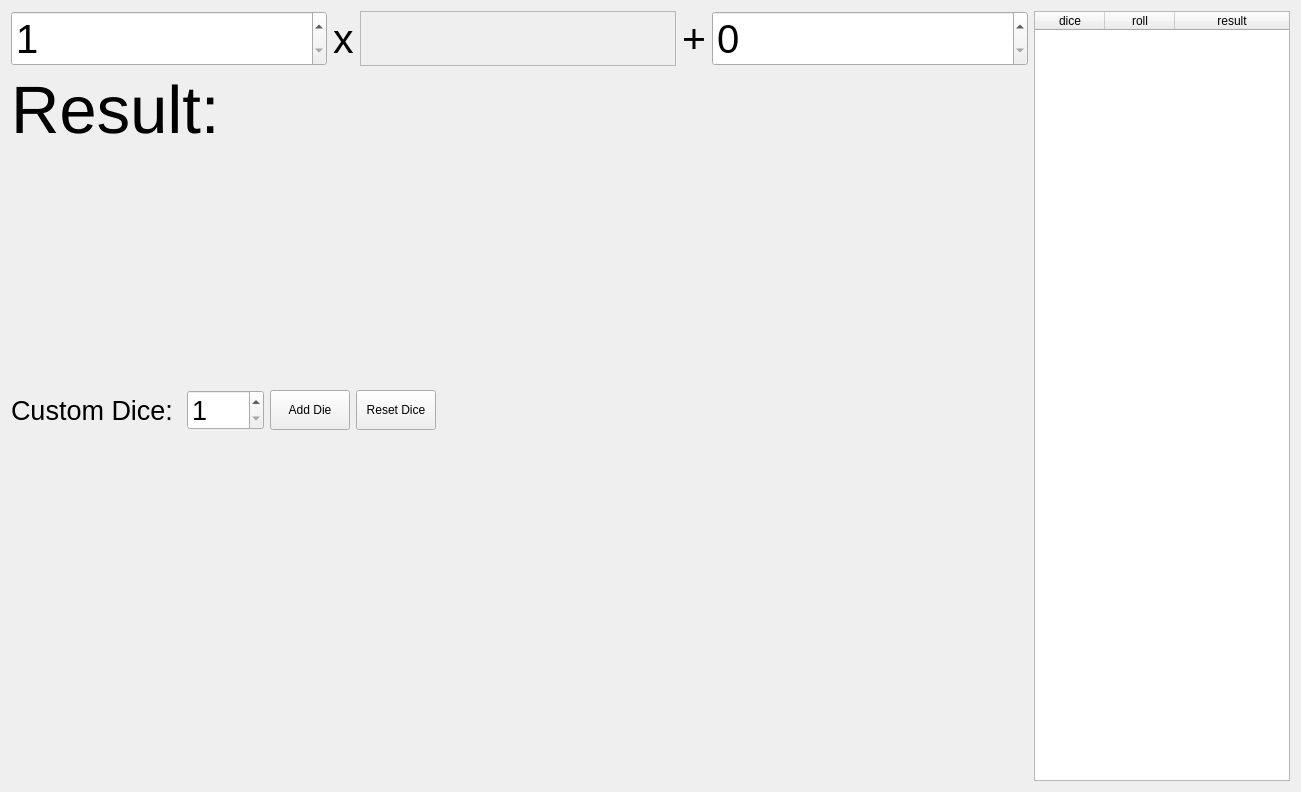
Qt form tools/dicetool.ui (PhilInTheGaps/GM-Companion) before a commit.
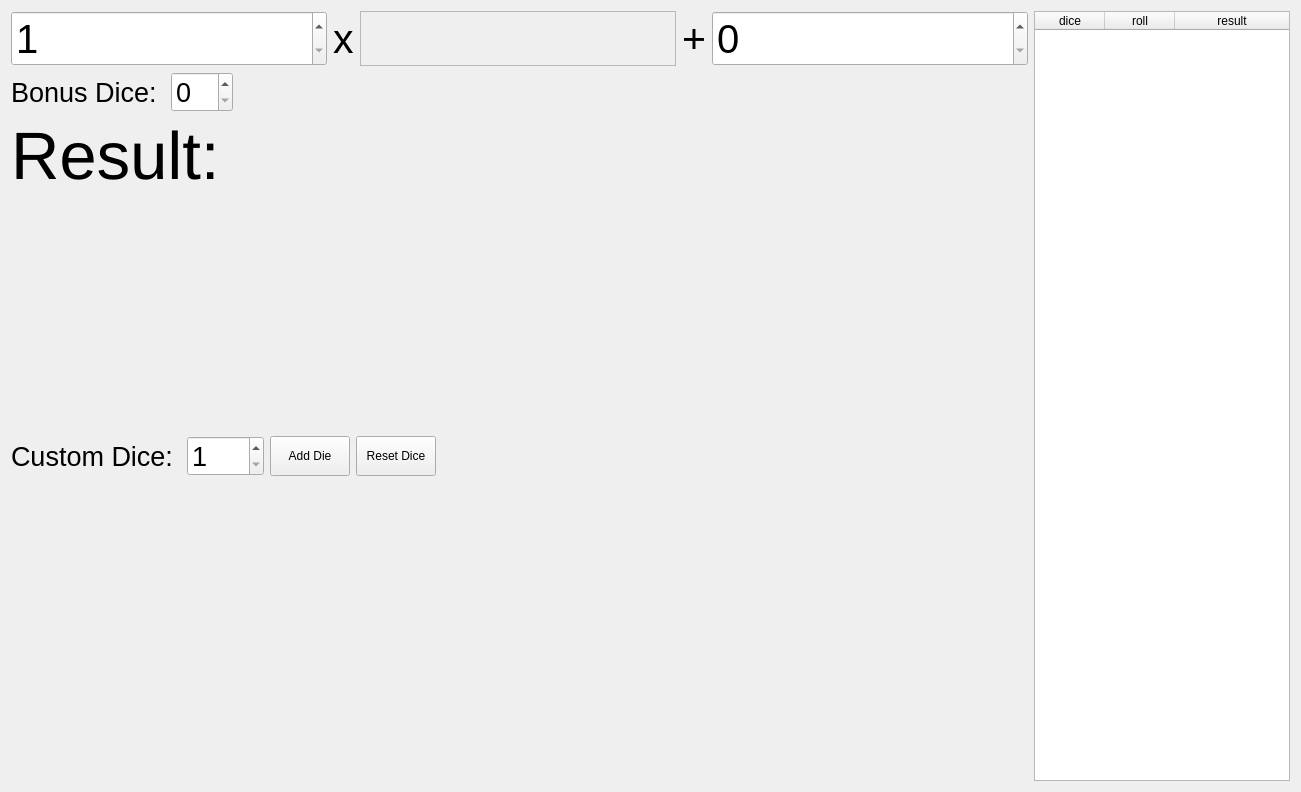
The same form after that commit.

Commit message: Added bonus dice function

The edit to the form file:
```diff
--- a/tools/dicetool.ui
+++ b/tools/dicetool.ui
@@ -117,6 +117,59 @@
        </item>
       </layout>
      </item>
+     <item>
+      <layout class="QHBoxLayout" name="horizontalLayout_4">
+       <item>
+        <widget class="QLabel" name="label_4">
+         <property name="sizePolicy">
+          <sizepolicy hsizetype="Maximum" vsizetype="Preferred">
+           <horstretch>0</horstretch>
+           <verstretch>0</verstretch>
+          </sizepolicy>
+         </property>
+         <property name="font">
+          <font>
+           <pointsize>20</pointsize>
+          </font>
+         </property>
+         <property name="toolTip">
+          <string>Bonus dice are added to the normal amount of dice, but the worst results (amount = amount of bonus dice) are again subtracted from the result</string>
+         </property>
+         <property name="text">
+          <string>Bonus Dice: </string>
+         </property>
+        </widget>
+       </item>
+       <item>
+        <widget class="QSpinBox" name="spinBox_bonusDice">
+         <property name="sizePolicy">
+          <sizepolicy hsizetype="Maximum" vsizetype="Fixed">
+           <horstretch>0</horstretch>
+           <verstretch>0</verstretch>
+          </sizepolicy>
+         </property>
+         <property name="font">
+          <font>
+           <pointsize>20</pointsize>
+          </font>
+         </property>
+        </widget>
+       </item>
+       <item>
+        <spacer name="horizontalSpacer_2">
+         <property name="orientation">
+          <enum>Qt::Horizontal</enum>
+         </property>
+         <property name="sizeHint" stdset="0">
+          <size>
+           <width>40</width>
+           <height>20</height>
+          </size>
+         </property>
+        </spacer>
+       </item>
+      </layout>
+     </item>
      <item>
       <widget class="QLabel" name="label_3">
        <property name="sizePolicy">
@@ -234,6 +287,9 @@
        <property name="orientation">
         <enum>Qt::Vertical</enum>
        </property>
+       <property name="sizeType">
+        <enum>QSizePolicy::Expanding</enum>
+       </property>
        <property name="sizeHint" stdset="0">
         <size>
          <width>20</width>
```
The commit also changes 1 other file.
